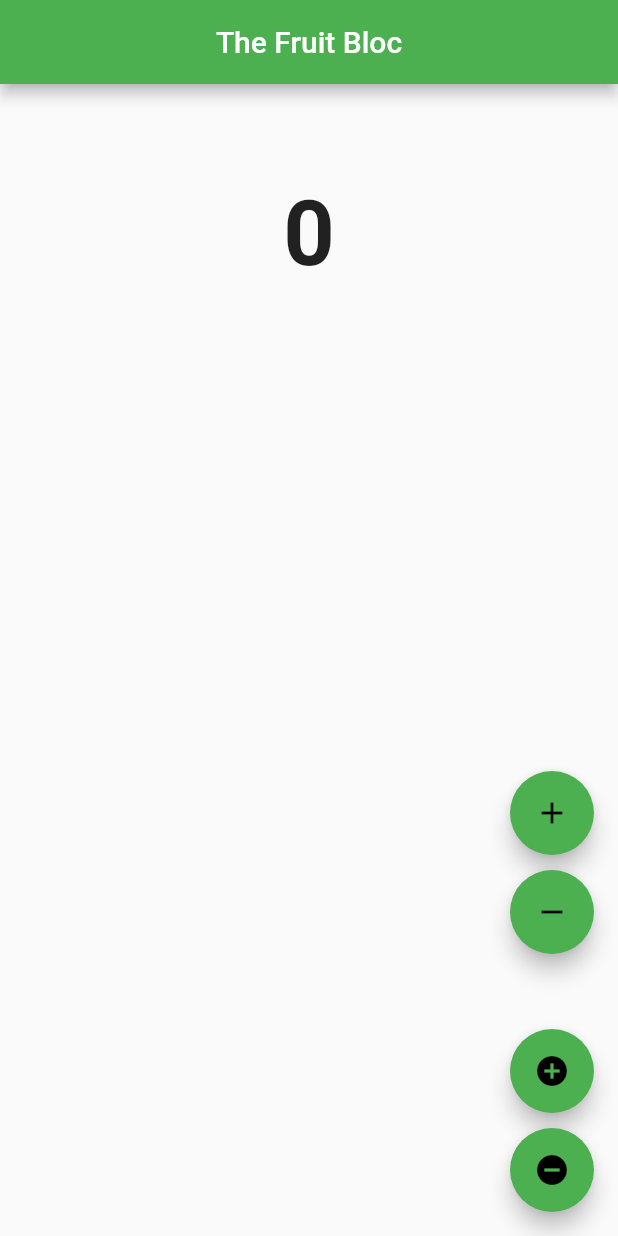
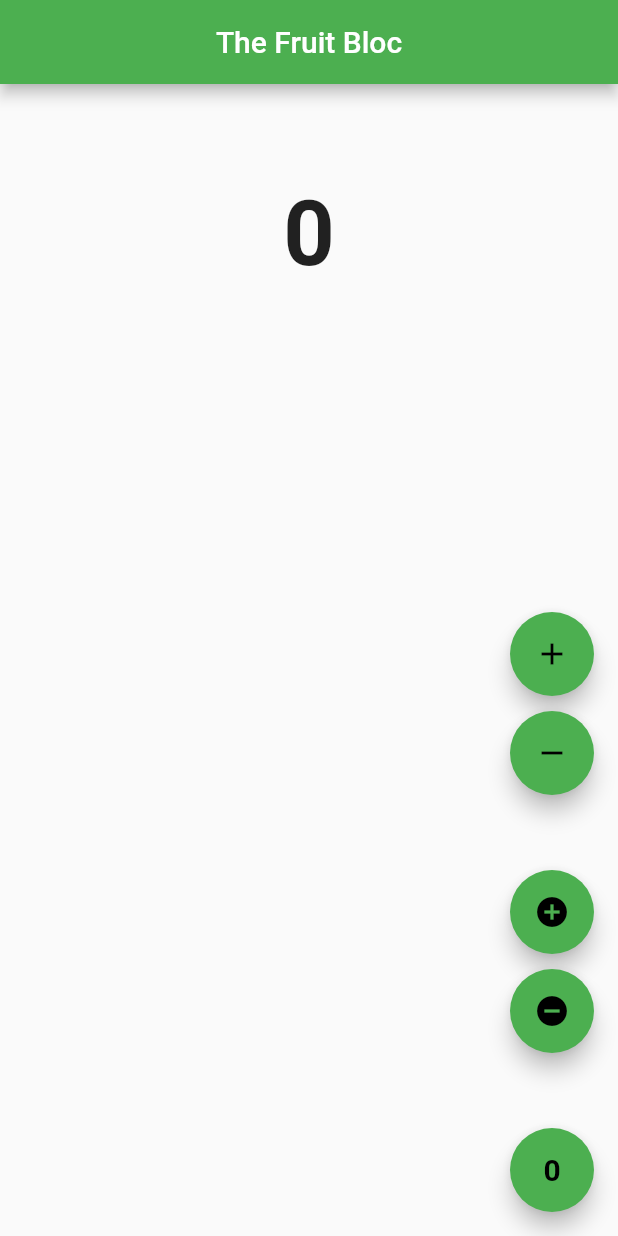
Before and after one commit to PauloSTDev/Bloc_Study, a Flutter app: the screen it shows after launch, on a phone screen of 412 x 824 dp. Run offline on Flutter 3.47's test engine with Material 2 defaults, Android fonts, the phone set to English and light mode, and no system bars; our stand-ins replace bloc, equatable, flutter_bloc.

Commit message:
Implementa CrearFruit e adiciona botão 0

```diff
--- a/lib/views/bloc_fruit/bloc/fruit_event.dart
+++ b/lib/views/bloc_fruit/bloc/fruit_event.dart
@@ -24,3 +24,11 @@ class RemoveFruit extends FruitEvent {
   @override
   List<Object> get props => [fruit];
 }
+
+class ClearFruit extends FruitEvent {
+  final Fruit fruit;
+  const ClearFruit(this.fruit);
+
+  @override
+  List<Object> get props => [];
+}
--- a/lib/views/home_page_fruit.dart
+++ b/lib/views/home_page_fruit.dart
@@ -94,6 +94,14 @@ class HomePageFruit extends StatelessWidget {
               context.read<FruitBloc>().add(RemoveFruit(Fruit.Fruits[1]));
             },
           ),
+          const SizedBox(height: 50),
+          FloatingActionButton(
+            child: const Text("0", style: TextStyle(fontSize: 20, fontWeight: FontWeight.bold, color: Colors.black),),
+            backgroundColor: Colors.green,
+            onPressed: (){
+              context.read<FruitBloc>().add(ClearFruit(Fruit.Fruits[1]));
+            },
+          ),
 
         ],
       ),
```
